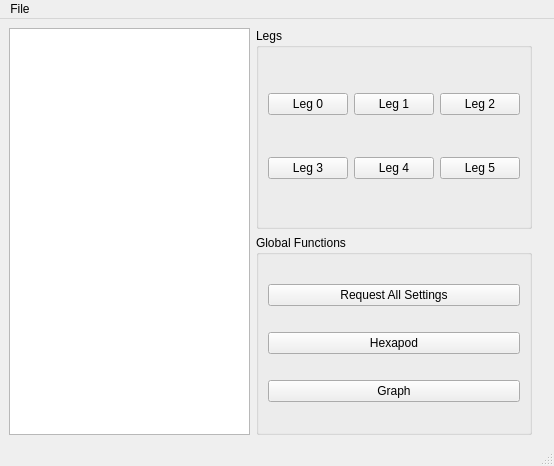
Old version of the form app/forms/mainwindow.ui in the repository Haziham/Honours_Computer_Software.
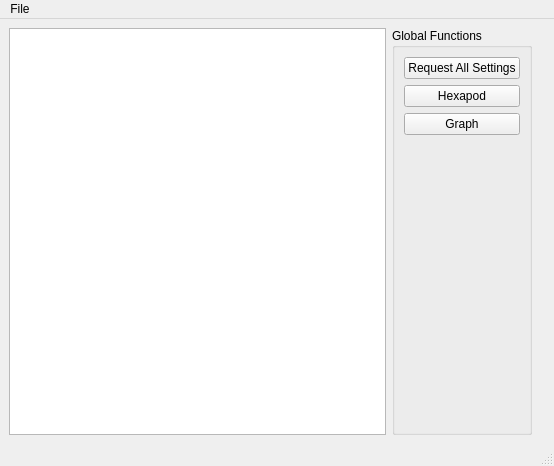
New version of the form. Custom widgets are drawn as their Qt base class.

Diff of the .ui file:
```diff
--- a/app/forms/mainwindow.ui
+++ b/app/forms/mainwindow.ui
@@ -22,58 +22,10 @@
       </property>
      </widget>
     </item>
-    <item row="0" column="1">
-     <widget class="QGroupBox" name="groupBox">
-      <property name="title">
-       <string>Legs</string>
-      </property>
-      <layout class="QGridLayout" name="gridLayout_2">
-       <item row="0" column="1">
-        <widget class="LegPushButton" name="leg1Button">
-         <property name="text">
-          <string>Leg 1</string>
-         </property>
-        </widget>
-       </item>
-       <item row="0" column="0">
-        <widget class="LegPushButton" name="leg0Button">
-         <property name="text">
-          <string>Leg 0</string>
-         </property>
-        </widget>
-       </item>
-       <item row="0" column="2">
-        <widget class="LegPushButton" name="leg2Button">
-         <property name="text">
-          <string>Leg 2</string>
-         </property>
-        </widget>
-       </item>
-       <item row="1" column="0">
-        <widget class="LegPushButton" name="leg3Button">
-         <property name="text">
-          <string>Leg 3</string>
-         </property>
-        </widget>
-       </item>
-       <item row="1" column="1">
-        <widget class="LegPushButton" name="leg4Button">
-         <property name="text">
-          <string>Leg 4</string>
-         </property>
-        </widget>
-       </item>
-       <item row="1" column="2">
-        <widget class="LegPushButton" name="leg5Button">
-         <property name="text">
-          <string>Leg 5</string>
-         </property>
-        </widget>
-       </item>
-      </layout>
-     </widget>
+    <item row="0" column="0" rowspan="2">
+     <widget class="JointListWidget" name="jointsList"/>
     </item>
-    <item row="1" column="1">
+    <item row="0" column="1" rowspan="2">
      <widget class="QGroupBox" name="groupBox_2">
       <property name="title">
        <string>Global Functions</string>
@@ -100,6 +52,19 @@
          </property>
         </widget>
        </item>
+       <item row="3" column="0">
+        <spacer name="verticalSpacer">
+         <property name="orientation">
+          <enum>Qt::Vertical</enum>
+         </property>
+         <property name="sizeHint" stdset="0">
+          <size>
+           <width>20</width>
+           <height>40</height>
+          </size>
+         </property>
+        </spacer>
+       </item>
       </layout>
      </widget>
     </item>
@@ -132,11 +97,6 @@
    <extends>QListWidget</extends>
    <header>jointlistwidget.h</header>
   </customwidget>
-  <customwidget>
-   <class>LegPushButton</class>
-   <extends>QPushButton</extends>
-   <header>legpushbutton.h</header>
-  </customwidget>
  </customwidgets>
  <resources/>
  <connections/>
```
Left out of the diff: 23 changed lines with no effect on the pictures.
